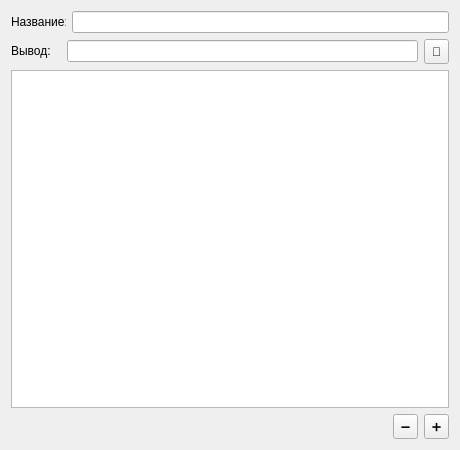
Above: Forms/ProjTab.ui from hremman/ImageCompiler before the change. Below: the same form after it.
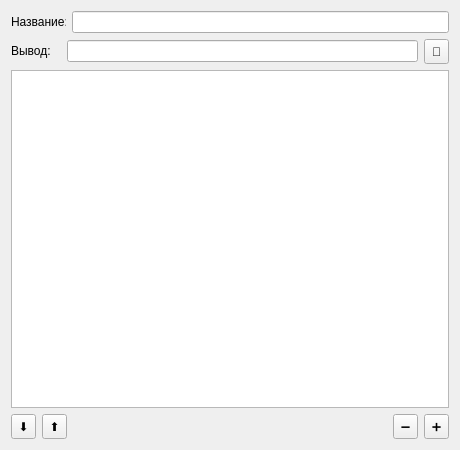
That is the form after the change. Icons and pictures are not drawn.

Patch:
```diff
--- a/Forms/ProjTab.ui
+++ b/Forms/ProjTab.ui
@@ -126,6 +126,64 @@
    </item>
    <item>
     <layout class="QHBoxLayout" name="horizontalLayout_3">
+     <item>
+      <widget class="QToolButton" name="down">
+       <property name="minimumSize">
+        <size>
+         <width>25</width>
+         <height>25</height>
+        </size>
+       </property>
+       <property name="maximumSize">
+        <size>
+         <width>25</width>
+         <height>25</height>
+        </size>
+       </property>
+       <property name="text">
+        <string>⬇</string>
+       </property>
+       <property name="icon">
+        <iconset resource="../res.qrc">
+         <normaloff>:/image/icon/resourses/down.ico</normaloff>:/image/icon/resourses/down.ico</iconset>
+       </property>
+       <property name="iconSize">
+        <size>
+         <width>24</width>
+         <height>24</height>
+        </size>
+       </property>
+      </widget>
+     </item>
+     <item>
+      <widget class="QToolButton" name="up">
+       <property name="minimumSize">
+        <size>
+         <width>25</width>
+         <height>25</height>
+        </size>
+       </property>
+       <property name="maximumSize">
+        <size>
+         <width>25</width>
+         <height>25</height>
+        </size>
+       </property>
+       <property name="text">
+        <string>⬆</string>
+       </property>
+       <property name="icon">
+        <iconset resource="../res.qrc">
+         <normaloff>:/image/icon/resourses/up.ico</normaloff>:/image/icon/resourses/up.ico</iconset>
+       </property>
+       <property name="iconSize">
+        <size>
+         <width>24</width>
+         <height>24</height>
+        </size>
+       </property>
+      </widget>
+     </item>
      <item>
       <spacer name="horizontalSpacer">
        <property name="orientation">
```
Left out of the diff: 10 changed lines with no effect on the pictures.
